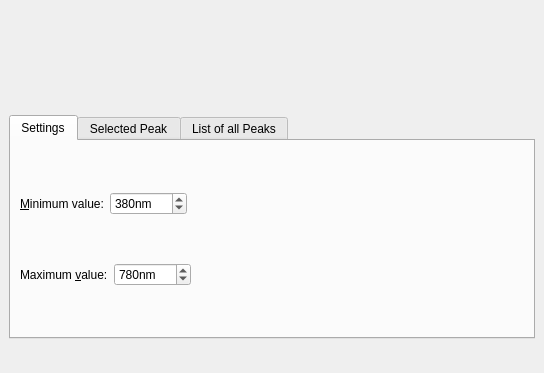
KDE/kalzium, file src/spectrumview.ui: the form before one commit.
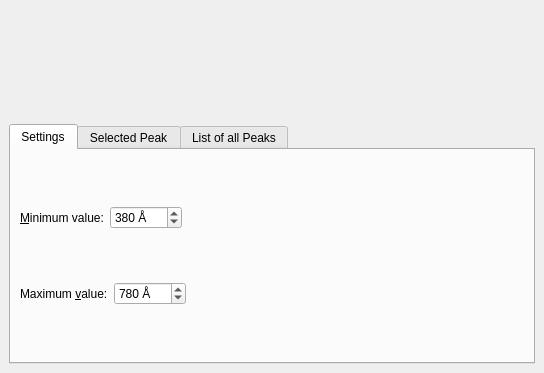
The form after the commit. Custom widgets are drawn as their Qt base class.

Diff of the .ui file:
```diff
--- a/src/spectrumview.ui
+++ b/src/spectrumview.ui
@@ -25,6 +25,12 @@
    </property>
    <item row="1" column="0">
     <widget class="KTabWidget" name="tabWidget">
+     <property name="sizePolicy">
+      <sizepolicy hsizetype="Preferred" vsizetype="Minimum">
+       <horstretch>0</horstretch>
+       <verstretch>0</verstretch>
+      </sizepolicy>
+     </property>
      <property name="currentIndex">
       <number>0</number>
      </property>
@@ -66,7 +72,7 @@
             <string>This sets the rightmost wavelength of the spectrum.</string>
            </property>
            <property name="suffix">
-            <string>nm</string>
+            <string> Å</string>
            </property>
            <property name="minimum">
             <number>0</number>
@@ -121,7 +127,7 @@
             <string>This sets the leftmost wavelength of the spectrum.</string>
            </property>
            <property name="suffix">
-            <string>nm</string>
+            <string> Å</string>
            </property>
            <property name="minimum">
             <number>0</number>
@@ -249,7 +255,7 @@
    <item row="0" column="0">
     <widget class="SpectrumWidget" name="m_spectrumWidget" native="true">
      <property name="sizePolicy">
-      <sizepolicy hsizetype="MinimumExpanding" vsizetype="MinimumExpanding">
+      <sizepolicy hsizetype="Preferred" vsizetype="MinimumExpanding">
        <horstretch>0</horstretch>
        <verstretch>0</verstretch>
       </sizepolicy>
@@ -268,19 +274,6 @@
      </property>
     </widget>
    </item>
-   <item row="2" column="0">
-    <spacer>
-     <property name="orientation">
-      <enum>Qt::Vertical</enum>
-     </property>
-     <property name="sizeHint" stdset="0">
-      <size>
-       <width>20</width>
-       <height>40</height>
-      </size>
-     </property>
-    </spacer>
-   </item>
   </layout>
  </widget>
  <customwidgets>
```
Left out of the diff: 2 changed lines with no effect on the pictures.
